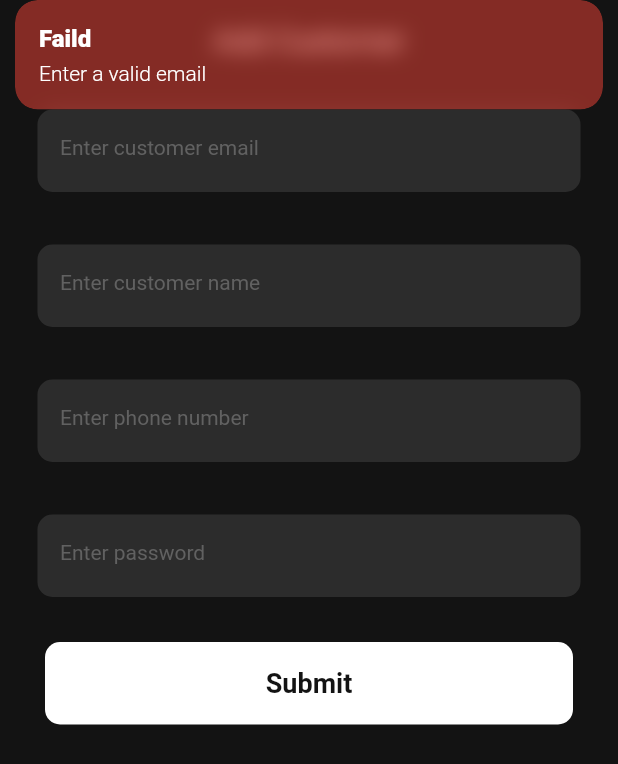
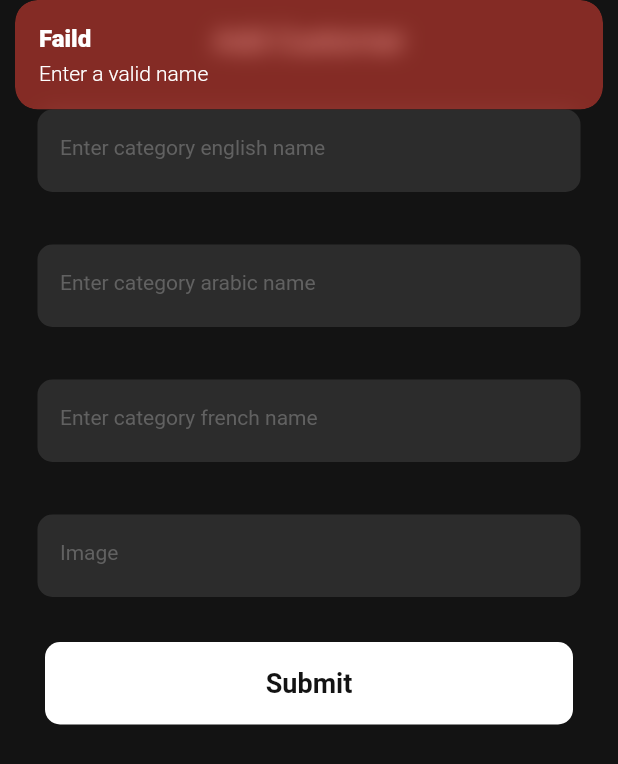
Before and after one commit to ahmed9107/admin_panel, a Flutter app: the AddScreen screen opened directly, after a tap on "Submit", on a phone screen of 412 x 824 dp. Shown: the top 764 px of the screen. Run offline on Flutter 3.47's test engine with Material 2 defaults, Android fonts, the phone set to English and light mode, and no system bars; our stand-ins replace charts_flutter, dartz, data_table_2, eva_icons_flutter, fl_chart, flutter_svg and 7 more; missing offline and left inert: admin_panel, shared_preferences_web; accounts and stored records are empty; network calls fail.

Commit message:
Add files via upload

```diff
--- a/lib/controllers/category_controller.dart
+++ b/lib/controllers/category_controller.dart
@@ -1,5 +1,5 @@
 import 'package:estore_admin_panel/data/repository/category_repo.dart';
-import 'package:estore_admin_panel/models/category_model.dart';
+import 'package:estore_admin_panel/models/categories_model.dart';
 import 'package:estore_admin_panel/utils/constants/app_constants.dart';
 import 'package:estore_admin_panel/utils/constants/status-request.dart';
 import 'package:estore_admin_panel/utils/functions/handling_data.dart';
@@ -10,8 +10,8 @@ class CategoryController extends GetxController{
 
   final CategoryRepo categoryRepo;
   CategoryController({required this.categoryRepo});
-  List<CategoryData> _categoryList = [];
-  List<CategoryData> get categoryList => _categoryList;
+  List<CategoriesData> _categoryList = [];
+  List<CategoriesData> get categoryList => _categoryList;
   StatusRequest statusRequest = StatusRequest.none;
 
   Future<void> getCategoryList() async {
@@ -22,7 +22,7 @@ class CategoryController extends GetxController{
     if (statusRequest == StatusRequest.success) {
       if(response['status'] == 'success'){
         _categoryList = [];
-        _categoryList.addAll(CategoryModel.fromJson(response).data!);
+        _categoryList.addAll(CategoryModel.fromJson(response).categoryData);
         update();
       } else {
         Get.snackbar('Faild', 'Faild to get data!',
@@ -31,16 +31,16 @@ class CategoryController extends GetxController{
     } else {}
   }
 
-  CategoryData? category;
+  CategoriesData? category;
   int currentScreen = 0;
 
-  void manageCategoryToggleScreen(int index, {CategoryData? categoryData}){
+  void manageCategoryToggleScreen(int index, {CategoriesData? categoryData}){
     currentScreen = index;
     category = categoryData;
     update();
   }
 
-  Future<void> deleteCategory(CategoryData categoryData) async {
+  Future<void> deleteCategory(CategoriesData categoryData) async {
     statusRequest = StatusRequest.loading;
     update();
     var response = await categoryRepo.postData(AppConstants.DELETE_CATEGORY_URI, {'categoryid': categoryData.id});
--- a/lib/controllers/manage_categories_controller/add_category_controller.dart
+++ b/lib/controllers/manage_categories_controller/add_category_controller.dart
@@ -1,39 +1,39 @@
-import 'package:estore_admin_panel/controllers/customer_controller.dart';
-import 'package:estore_admin_panel/data/repository/customer_repo.dart';
+import 'package:estore_admin_panel/controllers/category_controller.dart';
+import 'package:estore_admin_panel/data/repository/category_repo.dart';
 import 'package:estore_admin_panel/utils/constants/app_constants.dart';
 import 'package:estore_admin_panel/utils/constants/status-request.dart';
 import 'package:estore_admin_panel/utils/functions/handling_data.dart';
 import 'package:flutter/material.dart';
 import 'package:get/get.dart';
 
-class AddCustomerController extends GetxController{
+class AddCategoryController extends GetxController{
 
-  final CustomerRepo customerRepo;
-  AddCustomerController({required this.customerRepo});
+  final CategoryRepo categoryRepo;
+  AddCategoryController({required this.categoryRepo});
 
   late TextEditingController nameController;
-  late TextEditingController passwordController;
-  late TextEditingController emailController;
-  late TextEditingController phoneController;
+  late TextEditingController nameArController;
+  late TextEditingController nameFrController;
+  late TextEditingController imageController;
 
   StatusRequest statusRequest = StatusRequest.none;
 
-  addCustomer() async {
+  addCategory() async {
     if(fieldValidat()){
       statusRequest = StatusRequest.loading;
       update();
       Map<String, dynamic> data = {
-        'name'    : nameController.text.trim(),
-        'email'   : emailController.text.trim(),
-        'phone'   : phoneController.text.trim(),
-        'password': passwordController.text.trim(),
+        'name'      : nameController.text.trim(),
+        'name_ar'   : nameArController.text.trim(),
+        'name_fr'   : nameFrController.text.trim(),
+        'image'     : imageController.text.trim(),
       };
-      var response = await customerRepo.postData(AppConstants.ADD_CUSTOMER_URI, data);
+      var response = await categoryRepo.postData(AppConstants.ADD_CATEGORY_URI, data);
       statusRequest = handlingData(response);
       if(statusRequest == StatusRequest.success){
         if(response['status'] == 'success'){
-          Get.find<CustomerController>().getCustomersList();
-          Get.find<CustomerController>().manageCustomerToggleScreen(0);
+          Get.find<CategoryController>().getCategoryList();
+          Get.find<CategoryController>().manageCategoryToggleScreen(0);
         }else{
           Get.snackbar('Faild', 'Phone number or email is already exist',
             backgroundColor: Colors.red.withOpacity(0.5), colorText: Colors.white);
@@ -52,31 +52,29 @@ class AddCustomerController extends GetxController{
   String errorMsg = '';
 
   bool fieldValidat(){
-    if (!GetUtils.isEmail(emailController.text.trim()) || emailController.text.trim().isEmpty){
-      errorMsg = 'Enter a valid email';
-      update();
-      return false;
-    }
-    if (!GetUtils.isUsername(nameController.text.trim()) ||
-      nameController.text.trim().isEmpty ||
+    if (nameController.text.trim().isEmpty ||
       nameController.text.trim().length < 3 ||
       nameController.text.trim().length > 20){
       errorMsg = 'Enter a valid name';
       update();
       return false;
     }
-    if (!GetUtils.isPhoneNumber(phoneController.text.trim()) ||
-      phoneController.text.trim().isEmpty ||
-      phoneController.text.trim().length < 6 ||
-      phoneController.text.trim().length > 20){
-      errorMsg = 'Enter a valid Phone number';
+    if (nameArController.text.trim().isEmpty ||
+      nameArController.text.trim().length < 3 ||
+      nameArController.text.trim().length > 20){
+      errorMsg = 'Enter a valid name';
       update();
       return false;
     }
-    if (passwordController.text.trim().isEmpty ||
-      passwordController.text.trim().length < 8 ||
-      passwordController.text.trim().length > 30){
-      errorMsg = 'Enter a valid password';
+    if (nameFrController.text.trim().isEmpty ||
+      nameFrController.text.trim().length < 3 ||
+      nameFrController.text.trim().length > 20){
+      errorMsg = 'Enter a valid name';
+      update();
+      return false;
+    }
+    if (imageController.text.trim().isEmpty){
+      errorMsg = 'Enter a valid Phone number';
       update();
       return false;
     }
@@ -85,19 +83,19 @@ class AddCustomerController extends GetxController{
 
   @override
   void onInit() {
-    nameController      = TextEditingController();
-    emailController     = TextEditingController();
-    phoneController     = TextEditingController();
-    passwordController  = TextEditingController();
+    nameController    = TextEditingController();
+    nameArController  = TextEditingController();
+    nameFrController  = TextEditingController();
+    imageController   = TextEditingController();
     super.onInit();
   }
 
   @override
   void dispose() {
     nameController.dispose();
-    emailController.dispose();
-    phoneController.dispose();
-    passwordController.dispose();
+    nameArController.dispose();
+    nameFrController.dispose();
+    imageController.dispose();
     super.dispose();
   }
 }
--- /dev/null
+++ b/lib/models/categories_model.dart
@@ -0,0 +1,56 @@
+class CategoryModel {
+  String? status;
+  late List<CategoriesData> categoryData;
+
+  CategoryModel({this.status, required this.categoryData});
+
+  CategoryModel.fromJson(Map<String, dynamic> json) {
+    status = json['status'];
+    if (json['data'] != null) {
+      categoryData = <CategoriesData>[];
+      json['data'].forEach((v) {
+        categoryData.add(CategoriesData.fromJson(v));
+      });
+    }
+  }
+
+  Map<String, dynamic> toJson() {
+    final Map<String, dynamic> data = <String, dynamic>{};
+    data['status'] = status;
+    data['data'] = categoryData.map((v) => v.toJson()).toList();
+    return data;
+  }
+}
+
+class CategoriesData {
+  String? id;
+  String? name;
+  String? nameAr;
+  String? nameFr;
+  String? image;
+
+  CategoriesData(
+      {this.id,
+      this.name,
+      this.nameAr,
+      this.nameFr,
+      this.image});
+
+  CategoriesData.fromJson(Map<String, dynamic> json) {
+    id      = json['categories_id'];
+    name    = json['categories_name'];
+    nameAr  = json['categories_name_ar'];
+    nameFr  = json['categories_name_fr'];
+    image   = json['categories_image'];
+  }
+
+  Map<String, dynamic> toJson() {
+    final Map<String, dynamic> data = <String, dynamic>{};
+    data['categories_id']       = id;
+    data['categories_name']     = name;
+    data['categories_name_ar']  = nameAr;
+    data['categories_name_fr']  = nameFr;
+    data['categories_image']    = image;
+    return data;
+  }
+}
--- a/lib/utils/constants/app_constants.dart
+++ b/lib/utils/constants/app_constants.dart
@@ -11,7 +11,7 @@ class AppConstants {
   static const String CATEGORIES_DATA_URI         = '/categories_manager/get_categories.php';
   static const String EDIT_CATEGORY_URI           = '/categories_manager/edit_category.php';
   static const String DELETE_CATEGORY_URI         = '/categories_manager/delete_category.php';
-  static const String ADD_CCATEGORI_URI           = '/categories_manager/add_category.php';
+  static const String ADD_CATEGORY_URI            = '/categories_manager/add_category.php';
 }
 
 // https://didishoop.com/public/estore_api/auth/admin_auth/admin_auth.php
--- a/lib/view/pages/manage_categories_page/add_screen/add_screen.dart
+++ b/lib/view/pages/manage_categories_page/add_screen/add_screen.dart
@@ -1,4 +1,4 @@
-import 'package:estore_admin_panel/controllers/manage_customers_controllers/add_customer_controller.dart';
+import 'package:estore_admin_panel/controllers/manage_categories_controller/add_category_controller.dart';
 import 'package:estore_admin_panel/view/widgets/big_text.dart';
 import 'package:estore_admin_panel/view/widgets/custom_button.dart';
 import 'package:estore_admin_panel/view/widgets/custom_input_field.dart';
@@ -11,7 +11,7 @@ class AddScreen extends StatelessWidget {
   @override
   Widget build(BuildContext context) {
     return Scaffold(
-      body: GetBuilder<AddCustomerController>(
+      body: GetBuilder<AddCategoryController>(
         builder: (controller) {
           return Padding(
             padding: const EdgeInsets.all(15),
@@ -20,36 +20,36 @@ class AddScreen extends StatelessWidget {
                 const BigText(text: 'Add Customer'),
                 const SizedBox(height: 20),
                 CustomInputField(
-                  controller: controller.emailController,
-                  type: TextInputType.emailAddress,
-                  hint: 'Enter customer email',
+                  controller: controller.nameController,
+                  type: TextInputType.text,
+                  hint: 'Enter category english name',
                   bgColor: Theme.of(context).backgroundColor
                 ),
                 const SizedBox(height: 20),
                 CustomInputField(
-                  controller: controller.nameController,
+                  controller: controller.nameArController,
                   type: TextInputType.text,
-                  hint: 'Enter customer name',
+                  hint: 'Enter category arabic name',
                   bgColor: Theme.of(context).backgroundColor
                 ),
                 const SizedBox(height: 20),
                 CustomInputField(
-                  controller: controller.phoneController,
-                  type: TextInputType.number,
-                  hint: 'Enter phone number',
+                  controller: controller.nameFrController,
+                  type: TextInputType.text,
+                  hint: 'Enter category french name',
                   bgColor: Theme.of(context).backgroundColor
                 ),
                 const SizedBox(height: 20),
                 CustomInputField(
-                  controller: controller.passwordController,
+                  controller: controller.imageController,
                   type: TextInputType.text,
-                  hint: 'Enter password',
+                  hint: 'Image',
                   bgColor: Theme.of(context).backgroundColor
                 ),
                 const SizedBox(height: 20),
                 CustomButtonAuth(
                   onPressed: (){
-                    controller.addCustomer();
+                    controller.addCategory();
                   },
                   text: 'Submit',
                 ),
--- a/lib/view/pages/manage_categories_page/edit_screen/edit_screen.dart
+++ b/lib/view/pages/manage_categories_page/edit_screen/edit_screen.dart
@@ -1,5 +1,5 @@
 import 'package:estore_admin_panel/controllers/manage_categories_controller/edit_category_controller.dart';
-import 'package:estore_admin_panel/models/category_model.dart';
+import 'package:estore_admin_panel/models/categories_model.dart';
 import 'package:estore_admin_panel/view/widgets/big_text.dart';
 import 'package:estore_admin_panel/view/widgets/custom_button.dart';
 import 'package:estore_admin_panel/view/widgets/custom_input_field.dart';
@@ -7,7 +7,7 @@ import 'package:flutter/material.dart';
 import 'package:get/get.dart';
 
 class EditScreen extends StatelessWidget {
-  final CategoryData category;
+  final CategoriesData category;
   const EditScreen({Key? key, required this.category}) : super(key: key);
 
   @override
--- a/lib/view/pages/manage_categories_page/manage_categories_page.dart
+++ b/lib/view/pages/manage_categories_page/manage_categories_page.dart
@@ -5,8 +5,8 @@ import 'package:estore_admin_panel/view/pages/manage_categories_page/main_screen
 import 'package:flutter/material.dart';
 import 'package:get/get.dart';
 
-class ManageCustomers extends StatelessWidget {
-  const ManageCustomers({Key? key}) : super(key: key);
+class ManageCategories extends StatelessWidget {
+  const ManageCategories({Key? key}) : super(key: key);
 
   @override
   Widget build(BuildContext context) {
```
Also changed, not shown: lib/controllers/layout_controller.dart (+2 -14 lines), lib/controllers/manage_categories_controller/edit_category_controller.dart (+6 -9 lines), lib/utils/helpers/dependencies.dart (+8 -0 lines).
